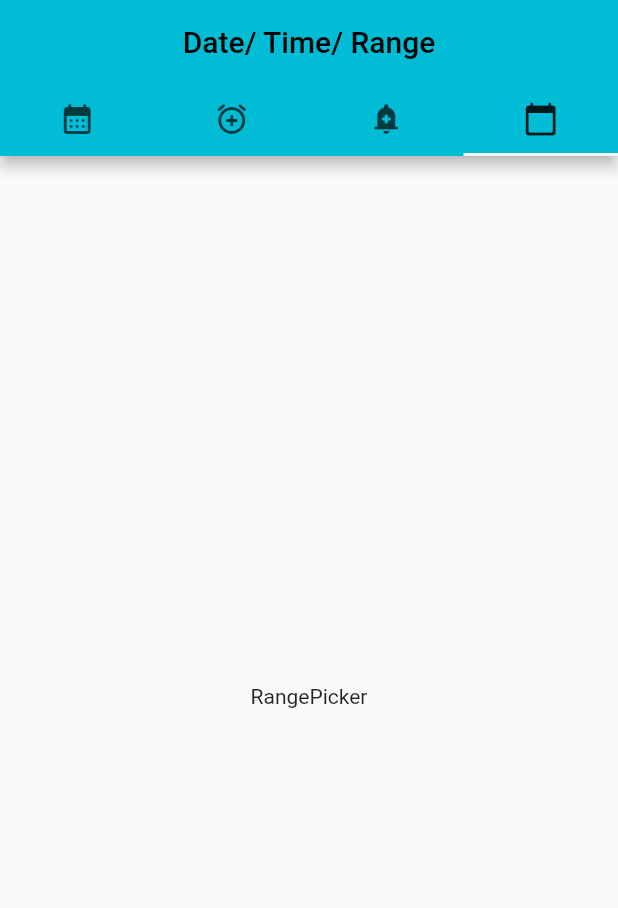
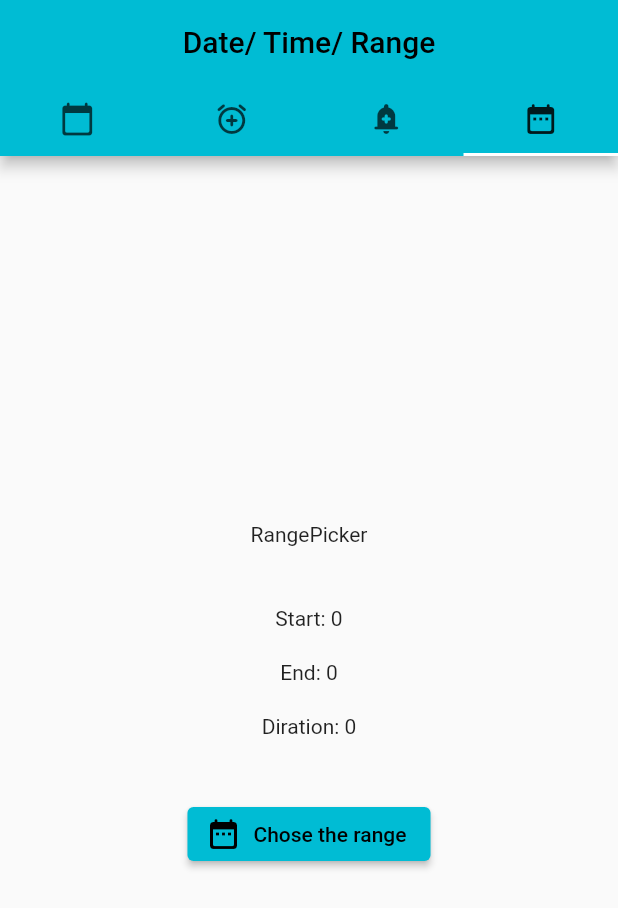
Before and after one commit to VeronikaLo/Date_picker, a Flutter app: the screen it shows after launch, tab 4 chosen, on a phone screen of 412 x 824 dp. Shown: the top 908 px of the screen. Run offline on Flutter 3.47's test engine with Material 2 defaults, Android fonts, the phone set to English and light mode, and no system bars.

Commit message:
date range done

```diff
--- a/lib/main.dart
+++ b/lib/main.dart
@@ -42,10 +42,10 @@ class _MyHomePageState extends State<MyHomePage> {
           centerTitle: true,
           bottom: const TabBar(
             tabs: [
-              Tab(icon: Icon(Icons.calendar_month_rounded)),
+              Tab(icon: Icon(Icons.calendar_today_rounded)),
               Tab(icon: Icon(Icons.alarm_add_rounded)),
               Tab(icon: Icon(Icons.add_alert_rounded)),
-              Tab(icon: Icon(Icons. calendar_today_rounded)),
+              Tab(icon: Icon(Icons. date_range_rounded)),
             ]), ) ,
         body: const TabBarView(
           children: [
--- a/lib/screens/range_screen.dart
+++ b/lib/screens/range_screen.dart
@@ -9,11 +9,52 @@ class RangePicker extends StatefulWidget {
 }
 
 class _RangePickerState extends State<RangePicker> {
+
+  DateTimeRange? _selectedDateRange;
+  DateTime date = DateTime.now();
+
+  Future<void> _show() async {
+    final DateTimeRange? result = await showDateRangePicker(
+      context: context,
+      firstDate: DateTime(1990),
+      lastDate: DateTime(2030),
+      currentDate: date,
+      saveText: 'Done',
+    );
+
+    if (result != null) {
+      // Rebuild the UI
+      setState(() {
+        _selectedDateRange = result;
+      });
+    }
+  }
+
   @override
   Widget build(BuildContext context) {
-    return const Scaffold(
+    final start = _selectedDateRange?.start;
+    final end = _selectedDateRange?.end;
+    final diff = _selectedDateRange?.duration;
+    return Scaffold(
       body:  Center(
-      child: Text('RangePicker'),
+      child: Column(
+        mainAxisAlignment: MainAxisAlignment.center,
+        children: [
+          const Text('RangePicker'),
+          const SizedBox(height: 40,),
+          Text(_selectedDateRange==null? "Start: 0":'Start: ${start?.day}/ ${start?.month}/ ${start?.year}'),
+          const SizedBox(height: 20,),
+          Text(_selectedDateRange==null? "End: 0" :'End: ${end?.day}/ ${end?.month}/ ${end?.year}'),
+          const SizedBox(height: 20,),
+          Text(_selectedDateRange==null? "Diration: 0":'Duration: ${diff?.inDays} days'),
+          const SizedBox(height: 40,),
+
+          ElevatedButton.icon(
+            onPressed: _show,
+            icon:const Icon(Icons.date_range_rounded),
+            label: const Text('Chose the range'))
+        ],
+      ),
     ),
     );
   }
```
